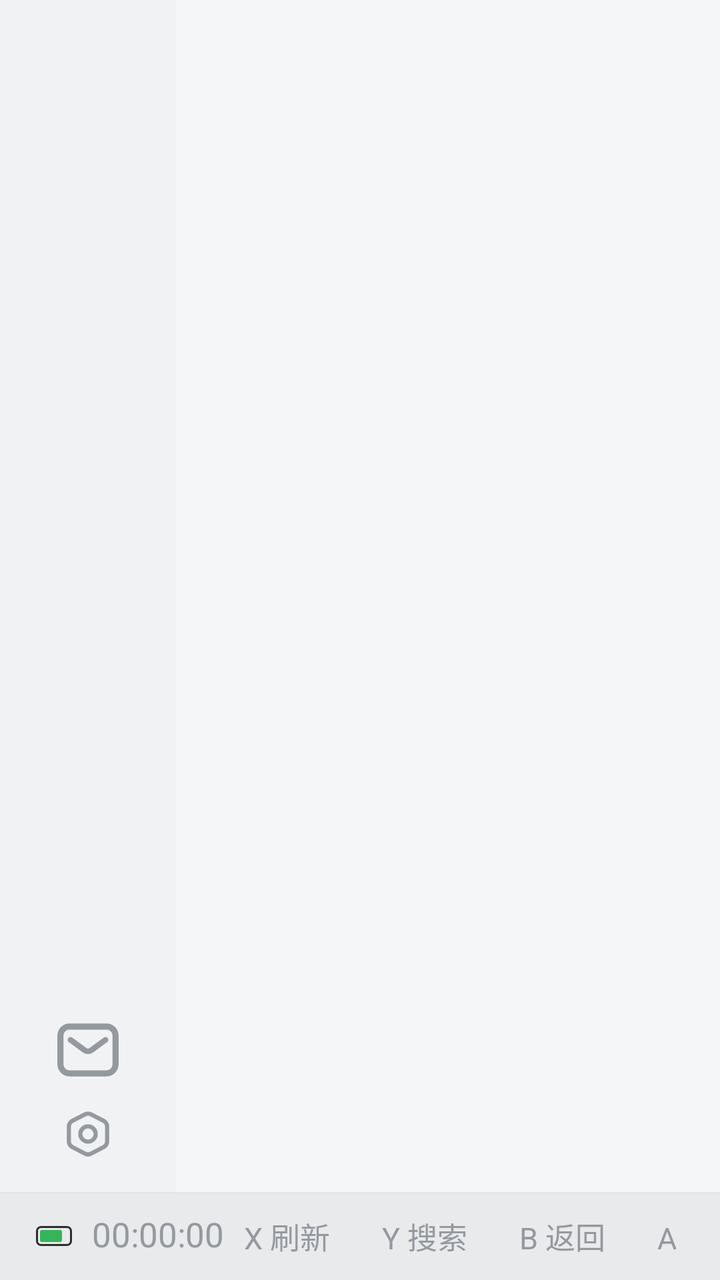
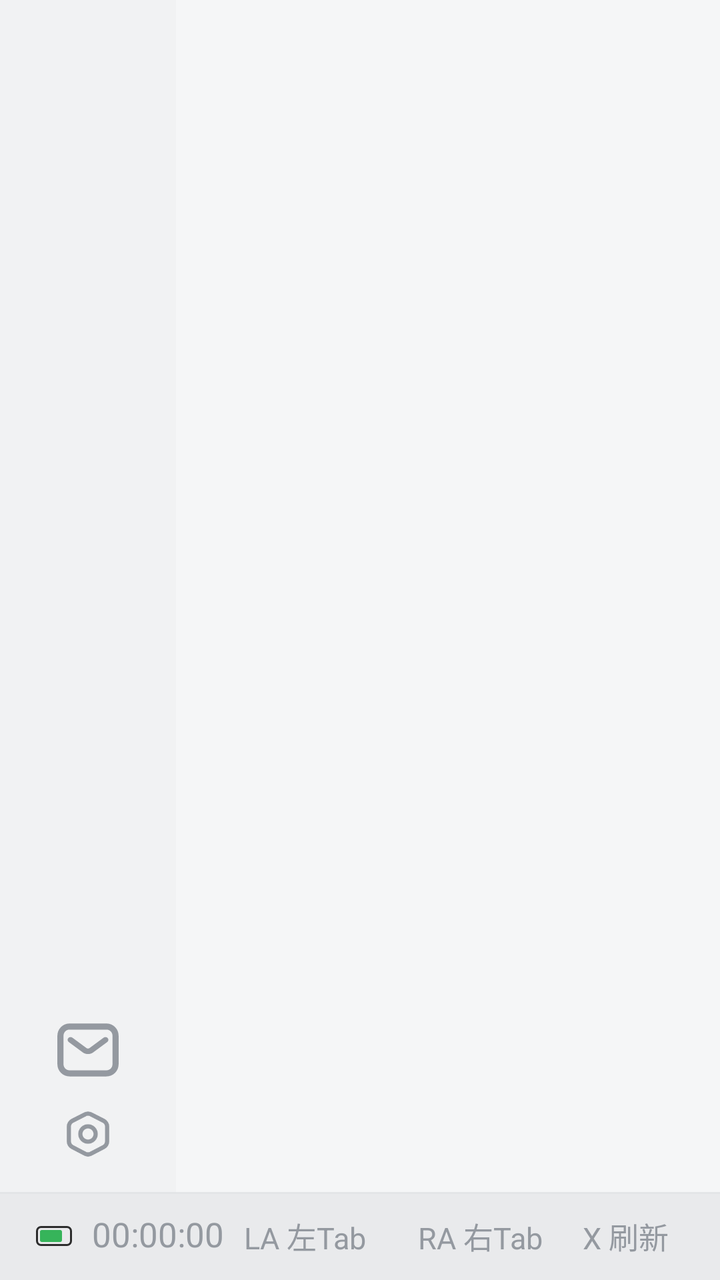

Before-and-after screenshots of an Android layout around one commit, followed by the original layout XML and the change that was made.
<!-- AndroidManifest.xml: application theme Theme.Blbl -->
<!-- res/layout/activity_main.xml -->
<?xml version="1.0" encoding="utf-8"?>
<androidx.constraintlayout.widget.ConstraintLayout xmlns:android="http://schemas.android.com/apk/res/android"
    xmlns:app="http://schemas.android.com/apk/res-auto"
    android:layout_width="match_parent"
    android:layout_height="match_parent"
    android:background="?attr/blblPageBackdrop">

    <LinearLayout
        android:id="@+id/sidebar"
        android:layout_width="@dimen/sidebar_width"
        android:layout_height="0dp"
        android:background="@color/blbl_surface_variant_wiliwili_light"
        android:clipChildren="false"
        android:orientation="vertical"
        app:layout_constraintBottom_toTopOf="@id/footer_bar"
        app:layout_constraintStart_toStartOf="parent"
        app:layout_constraintTop_toTopOf="parent">

        <com.google.android.material.imageview.ShapeableImageView
            android:id="@+id/iv_sidebar_user"
            android:layout_width="@dimen/sidebar_user_size"
            android:layout_height="@dimen/sidebar_user_size"
            android:layout_gravity="center_horizontal"
            android:layout_marginTop="@dimen/sidebar_user_margin_top"
            android:clickable="true"
            android:defaultFocusHighlightEnabled="false"
            android:focusable="true"
            android:padding="1dp"
            android:stateListAnimator="@animator/blbl_focus_scale"
            android:visibility="gone"
            android:contentDescription="@string/app_name"
            android:src="@android:drawable/sym_def_app_icon"
            app:shapeAppearanceOverlay="@style/ShapeAppearanceOverlay_Blbl_Circular"
            app:strokeColor="?attr/blblFocusStrokeColor"
            app:strokeWidth="2dp" />

        <TextView
            android:id="@+id/btn_sidebar_login"
            android:layout_width="@dimen/sidebar_login_size"
            android:layout_height="@dimen/sidebar_login_size"
            android:layout_gravity="center_horizontal"
            android:layout_marginTop="@dimen/sidebar_login_margin_top"
            android:clickable="true"
            android:focusable="true"
            android:gravity="center"
            android:includeFontPadding="false"
            android:stateListAnimator="@animator/blbl_focus_scale"
            android:text="@string/sidebar_login"
            android:textColor="?attr/blblOnPageBackdrop"
            android:textSize="@dimen/sidebar_login_text_size"
            android:visibility="gone"
            android:background="@drawable/blbl_login_circle_bg" />

        <androidx.recyclerview.widget.RecyclerView
            android:id="@+id/recycler_sidebar"
            android:layout_width="match_parent"
            android:layout_height="0dp"
            android:layout_marginTop="@dimen/sidebar_nav_margin_top"
            android:layout_weight="1"
            android:clipChildren="false"
            android:clipToPadding="false"
            android:paddingVertical="0dp" />

        <com.google.android.material.card.MaterialCardView
            android:id="@+id/btn_sidebar_inbox"
            android:layout_width="@dimen/sidebar_main_settings_size"
            android:layout_height="@dimen/sidebar_main_settings_size"
            android:layout_gravity="center_horizontal"
            android:layout_marginBottom="8dp"
            android:contentDescription="消息"
            android:clickable="true"
            android:focusable="true"
            android:stateListAnimator="@animator/blbl_focus_scale"
            android:padding="@dimen/sidebar_main_settings_padding"
            app:cardBackgroundColor="@android:color/transparent"
            app:cardCornerRadius="10dp"
            app:cardElevation="0dp"
            app:strokeColor="?attr/blblFocusStrokeFocusOnlyColor"
            app:strokeWidth="2dp">

            <ImageView
                android:layout_width="match_parent"
                android:layout_height="match_parent"
                android:contentDescription="@null"
                android:scaleType="fitCenter"
                android:src="@drawable/ic_wiliwili_inbox_centered"
                app:tint="?attr/blblOnPageBackdropSecondary" />
        </com.google.android.material.card.MaterialCardView>

        <com.google.android.material.card.MaterialCardView
            android:id="@+id/btn_sidebar_settings"
            android:layout_width="@dimen/sidebar_main_settings_size"
            android:layout_height="@dimen/sidebar_main_settings_size"
            android:layout_gravity="center_horizontal"
            android:layout_marginBottom="@dimen/sidebar_settings_margin_bottom"
            android:contentDescription="@string/tab_settings"
            android:clickable="true"
            android:focusable="true"
            android:stateListAnimator="@animator/blbl_focus_scale"
            android:padding="@dimen/sidebar_main_settings_padding"
            app:cardBackgroundColor="@android:color/transparent"
            app:cardCornerRadius="10dp"
            app:cardElevation="0dp"
            app:strokeColor="?attr/blblFocusStrokeFocusOnlyColor"
            app:strokeWidth="2dp">

            <ImageView
                android:layout_width="match_parent"
                android:layout_height="match_parent"
                android:contentDescription="@null"
                android:scaleType="fitCenter"
                android:src="@drawable/wiliwili_ico_setting"
                app:tint="?attr/blblOnPageBackdropSecondary" />
        </com.google.android.material.card.MaterialCardView>
    </LinearLayout>

    <FrameLayout
        android:id="@+id/main_container"
        android:layout_width="0dp"
        android:layout_height="0dp"
        android:background="?attr/blblContentBackground"
        app:layout_constraintBottom_toTopOf="@id/footer_bar"
        app:layout_constraintEnd_toEndOf="parent"
        app:layout_constraintStart_toEndOf="@id/sidebar"
        app:layout_constraintTop_toTopOf="parent" />

    <LinearLayout
        android:id="@+id/footer_bar"
        android:layout_width="0dp"
        android:layout_height="44dp"
        android:background="@drawable/bg_wiliwili_footer_light"
        android:gravity="center_vertical"
        android:orientation="horizontal"
        android:paddingStart="18dp"
        android:paddingEnd="22dp"
        app:layout_constraintBottom_toBottomOf="parent"
        app:layout_constraintEnd_toEndOf="parent"
        app:layout_constraintStart_toStartOf="parent">

        <View
            android:layout_width="18dp"
            android:layout_height="10dp"
            android:background="@drawable/bg_wiliwili_battery" />

        <TextClock
            android:id="@+id/footer_clock"
            android:layout_width="wrap_content"
            android:layout_height="wrap_content"
            android:layout_marginStart="10dp"
            android:format12Hour="HH:mm:ss"
            android:format24Hour="HH:mm:ss"
            android:includeFontPadding="false"
            android:textColor="?attr/blblOnPageBackdropSecondary"
            android:textSize="17sp" />

        <View
            android:layout_width="0dp"
            android:layout_height="1dp"
            android:layout_weight="1" />

        <TextView
            android:id="@+id/footer_refresh"
            android:layout_width="wrap_content"
            android:layout_height="32dp"
            android:background="@drawable/bg_wiliwili_footer_key"
            android:clickable="true"
            android:focusable="true"
            android:gravity="center"
            android:paddingHorizontal="10dp"
            android:text="X 刷新"
            android:textColor="?attr/blblOnPageBackdropSecondary"
            android:textSize="15sp" />

        <TextView
            android:id="@+id/footer_search"
            android:layout_width="wrap_content"
            android:layout_height="32dp"
            android:layout_marginStart="6dp"
            android:background="@drawable/bg_wiliwili_footer_key"
            android:clickable="true"
            android:focusable="true"
            android:gravity="center"
            android:paddingHorizontal="10dp"
            android:text="Y 搜索"
            android:textColor="?attr/blblOnPageBackdropSecondary"
            android:textSize="15sp" />

        <TextView
            android:id="@+id/footer_back"
            android:layout_width="wrap_content"
            android:layout_height="32dp"
            android:layout_marginStart="6dp"
            android:background="@drawable/bg_wiliwili_footer_key"
            android:clickable="true"
            android:focusable="true"
            android:gravity="center"
            android:paddingHorizontal="10dp"
            android:text="B 返回"
            android:textColor="?attr/blblOnPageBackdropSecondary"
            android:textSize="15sp" />

        <TextView
            android:id="@+id/footer_confirm"
            android:layout_width="wrap_content"
            android:layout_height="32dp"
            android:layout_marginStart="6dp"
            android:background="@drawable/bg_wiliwili_footer_key"
            android:clickable="true"
            android:focusable="true"
            android:gravity="center"
            android:paddingHorizontal="10dp"
            android:text="A 确定"
            android:textColor="?attr/blblOnPageBackdropSecondary"
            android:textSize="15sp" />
    </LinearLayout>

    <include
        android:id="@+id/user_info_overlay"
        layout="@layout/dialog_user_info"
        android:visibility="gone"
        app:layout_constraintBottom_toBottomOf="parent"
        app:layout_constraintEnd_toEndOf="parent"
        app:layout_constraintStart_toStartOf="parent"
        app:layout_constraintTop_toTopOf="parent" />

</androidx.constraintlayout.widget.ConstraintLayout>
<!-- res/layout/dialog_user_info.xml (included above) -->
<?xml version="1.0" encoding="utf-8"?>
<FrameLayout xmlns:android="http://schemas.android.com/apk/res/android"
    xmlns:app="http://schemas.android.com/apk/res-auto"
    android:id="@+id/overlay"
    android:layout_width="match_parent"
    android:layout_height="match_parent"
    android:background="#66000000"
    android:clickable="true"
    android:focusable="true">

    <com.google.android.material.card.MaterialCardView
        android:id="@+id/card"
        android:layout_width="300dp"
        android:layout_height="wrap_content"
        android:layout_gravity="center"
        android:layout_margin="20dp"
        app:cardBackgroundColor="?attr/blblDialogSurface"
        app:cardCornerRadius="16dp"
        app:cardUseCompatPadding="true">

        <LinearLayout
            android:id="@+id/content"
            android:layout_width="match_parent"
            android:layout_height="wrap_content"
            android:clipChildren="false"
            android:clipToPadding="false"
            android:orientation="vertical"
            android:padding="16dp">

            <LinearLayout
                android:layout_width="match_parent"
                android:layout_height="wrap_content"
                android:gravity="center_vertical"
                android:orientation="horizontal">

                <com.google.android.material.imageview.ShapeableImageView
                    android:id="@+id/iv_avatar"
                    android:layout_width="56dp"
                    android:layout_height="56dp"
                    android:contentDescription="@string/app_name"
                    android:src="@android:drawable/sym_def_app_icon"
                    app:shapeAppearanceOverlay="@style/ShapeAppearanceOverlay_Blbl_Circular" />

                <LinearLayout
                    android:layout_width="0dp"
                    android:layout_height="wrap_content"
                    android:layout_marginStart="12dp"
                    android:layout_weight="1"
                    android:orientation="vertical">

                    <TextView
                        android:id="@+id/tv_name"
                        android:layout_width="match_parent"
                        android:layout_height="wrap_content"
                        android:ellipsize="end"
                        android:maxLines="1"
                        android:textColor="?attr/colorOnSurface"
                        android:textSize="16sp"
                        android:textStyle="bold" />

                    <TextView
                        android:id="@+id/tv_mid"
                        android:layout_width="match_parent"
                        android:layout_height="wrap_content"
                        android:layout_marginTop="2dp"
                        android:textColor="?android:attr/textColorSecondary"
                        android:textSize="12sp" />
                </LinearLayout>
            </LinearLayout>

            <LinearLayout
                android:id="@+id/profile_stats_row"
                android:layout_width="match_parent"
                android:layout_height="wrap_content"
                android:layout_marginTop="14dp"
                android:clipChildren="false"
                android:clipToPadding="false"
                android:orientation="horizontal">

                <LinearLayout
                    android:id="@+id/btn_following"
                    android:layout_width="0dp"
                    android:layout_height="wrap_content"
                    android:layout_weight="1"
                    android:background="?attr/blblFocusBgRound"
                    android:clickable="true"
                    android:focusable="true"
                    android:gravity="center_horizontal"
                    android:orientation="vertical"
                    android:paddingVertical="8dp"
                    android:stateListAnimator="@animator/blbl_focus_scale">

                    <TextView
                        android:id="@+id/tv_following"
                        android:layout_width="wrap_content"
                        android:layout_height="wrap_content"
                        android:textColor="?attr/colorOnSurface"
                        android:textSize="16sp"
                        android:textStyle="bold" />

                    <TextView
                        android:id="@+id/tv_following_label"
                        android:layout_width="wrap_content"
                        android:layout_height="wrap_content"
                        android:layout_marginTop="2dp"
                        android:text="@string/label_following"
                        android:textColor="?android:attr/textColorSecondary"
                        android:textSize="12sp" />
                </LinearLayout>

                <LinearLayout
                    android:id="@+id/btn_follower"
                    android:layout_width="0dp"
                    android:layout_height="wrap_content"
                    android:layout_weight="1"
                    android:layout_marginStart="6dp"
                    android:layout_marginEnd="6dp"
                    android:background="?attr/blblFocusBgRound"
                    android:clickable="true"
                    android:focusable="true"
                    android:gravity="center_horizontal"
                    android:orientation="vertical"
                    android:paddingVertical="8dp"
                    android:stateListAnimator="@animator/blbl_focus_scale">

                    <TextView
                        android:id="@+id/tv_follower"
                        android:layout_width="wrap_content"
                        android:layout_height="wrap_content"
                        android:textColor="?attr/colorOnSurface"
                        android:textSize="16sp"
                        android:textStyle="bold" />

                    <TextView
                        android:id="@+id/tv_follower_label"
                        android:layout_width="wrap_content"
                        android:layout_height="wrap_content"
                        android:layout_marginTop="2dp"
                        android:text="@string/label_follower"
                        android:textColor="?android:attr/textColorSecondary"
                        android:textSize="12sp" />
                </LinearLayout>

                <LinearLayout
                    android:layout_width="0dp"
                    android:layout_height="wrap_content"
                    android:layout_weight="1"
                    android:gravity="center_horizontal"
                    android:orientation="vertical">

                    <TextView
                        android:id="@+id/tv_coins"
                        android:layout_width="wrap_content"
                        android:layout_height="wrap_content"
                        android:textColor="?attr/colorOnSurface"
                        android:textSize="16sp"
                        android:textStyle="bold" />

                    <TextView
                        android:id="@+id/tv_coins_label"
                        android:layout_width="wrap_content"
                        android:layout_height="wrap_content"
                        android:layout_marginTop="2dp"
                        android:text="@string/label_coins"
                        android:textColor="?android:attr/textColorSecondary"
                        android:textSize="12sp" />
                </LinearLayout>
            </LinearLayout>

            <LinearLayout
                android:id="@+id/profile_exp_row"
                android:layout_width="match_parent"
                android:layout_height="wrap_content"
                android:layout_marginTop="14dp"
                android:gravity="center_vertical"
                android:orientation="horizontal">

                <TextView
                    android:id="@+id/tv_exp"
                    android:layout_width="0dp"
                    android:layout_height="wrap_content"
                    android:layout_weight="1"
                    android:textColor="?android:attr/textColorSecondary"
                    android:textSize="12sp" />

                <TextView
                    android:id="@+id/tv_level"
                    android:layout_width="wrap_content"
                    android:layout_height="wrap_content"
                    android:textColor="?attr/colorOnSurface"
                    android:textSize="14sp"
                    android:textStyle="bold" />
            </LinearLayout>

            <com.google.android.material.progressindicator.LinearProgressIndicator
                android:id="@+id/progress_exp"
                android:layout_width="match_parent"
                android:layout_height="wrap_content"
                android:layout_marginTop="8dp"
                app:indicatorColor="?attr/blblAccent"
                app:trackColor="?attr/colorSurface" />

            <TextView
                android:id="@+id/btn_switch_account"
                android:layout_width="match_parent"
                android:layout_height="wrap_content"
                android:layout_marginTop="14dp"
                android:background="?attr/blblFocusBgRound"
                android:clickable="true"
                android:focusable="true"
                android:gravity="center"
                android:paddingVertical="10dp"
                android:stateListAnimator="@animator/blbl_focus_scale"
                android:text="@string/action_switch_account"
                android:textColor="?attr/colorOnSurface"
                android:textSize="14sp"
                android:textStyle="bold" />

            <LinearLayout
                android:id="@+id/account_switch_panel"
                android:layout_width="match_parent"
                android:layout_height="wrap_content"
                android:layout_marginTop="14dp"
                android:orientation="vertical"
                android:visibility="gone">

                <LinearLayout
                    android:id="@+id/account_list"
                    android:layout_width="match_parent"
                    android:layout_height="wrap_content"
                    android:layout_marginTop="6dp"
                    android:clipChildren="false"
                    android:clipToPadding="false"
                    android:orientation="vertical" />

                <TextView
                    android:id="@+id/btn_add_account"
                    android:layout_width="match_parent"
                    android:layout_height="wrap_content"
                    android:layout_marginHorizontal="@dimen/focus_safe_padding_h"
                    android:layout_marginTop="8dp"
                    android:background="?attr/blblFocusBgRound"
                    android:clickable="true"
                    android:focusable="true"
                    android:gravity="center"
                    android:paddingVertical="10dp"
                    android:stateListAnimator="@animator/blbl_focus_scale"
                    android:text="@string/action_add_account"
                    android:textColor="?attr/colorOnSurface"
                    android:textSize="14sp"
                    android:textStyle="bold" />
            </LinearLayout>

            <TextView
                android:id="@+id/btn_logout"
                android:layout_width="match_parent"
                android:layout_height="wrap_content"
                android:layout_marginTop="14dp"
                android:background="@drawable/blbl_focus_bg_round_danger"
                android:clickable="true"
                android:focusable="true"
                android:gravity="center"
                android:paddingVertical="10dp"
                android:stateListAnimator="@animator/blbl_focus_scale"
                android:text="@string/action_logout"
                android:textColor="@color/blbl_red"
                android:textSize="14sp"
                android:textStyle="bold" />

            <ProgressBar
                android:id="@+id/pb_loading"
                style="?android:attr/progressBarStyleSmall"
                android:layout_width="wrap_content"
                android:layout_height="wrap_content"
                android:layout_gravity="center_horizontal"
                android:layout_marginTop="16dp"
                android:visibility="gone" />
        </LinearLayout>
    </com.google.android.material.card.MaterialCardView>
</FrameLayout>
<!-- resources referenced by this layout -->
<resources>
  <color name="blbl_red">#FF4D4F</color>
  <color name="blbl_surface_variant_wiliwili_light">#F1F2F3</color>
  <dimen name="focus_safe_padding_h">8dp</dimen>
  <dimen name="sidebar_login_margin_top">12dp</dimen>
  <dimen name="sidebar_login_size">56dp</dimen>
  <dimen name="sidebar_login_text_size">16sp</dimen>
  <dimen name="sidebar_main_settings_padding">4.5dp</dimen>
  <dimen name="sidebar_main_settings_size">34dp</dimen>
  <dimen name="sidebar_nav_margin_top">16dp</dimen>
  <dimen name="sidebar_settings_margin_bottom">12dp</dimen>
  <dimen name="sidebar_user_margin_top">12dp</dimen>
  <dimen name="sidebar_user_size">48dp</dimen>
  <dimen name="sidebar_width">88dp</dimen>
  <!-- drawable bg_wiliwili_footer_light (drawable) -->
  <?xml version="1.0" encoding="utf-8"?>
  <layer-list xmlns:android="http://schemas.android.com/apk/res/android">
      <item>
          <shape android:shape="rectangle">
              <solid android:color="@color/blbl_footer_wiliwili_light" />
          </shape>
      </item>
      <item android:gravity="top" android:height="1dp">
          <shape android:shape="rectangle">
              <solid android:color="@color/blbl_line_wiliwili_light" />
          </shape>
      </item>
  </layer-list>
  <string name="action_add_account">添加帐号</string>
  <string name="action_logout">退出登录</string>
  <string name="action_switch_account">切换帐号</string>
  <string name="app_name">wiliwili POC</string>
  <string name="label_coins">银币</string>
  <string name="label_follower">粉丝</string>
  <string name="label_following">关注</string>
  <string name="sidebar_login">登录</string>
  <string name="tab_settings">设置</string>
  <style name="ShapeAppearanceOverlay_Blbl_Circular">
          <item name="cornerFamily">rounded</item>
          <item name="cornerSize">50%</item>
      </style>
  <style name="Theme.Blbl" parent="Theme.Blbl.Base.WiliWiliLight">
          <item name="blblAccent">@color/blbl_purple</item>
          <item name="blblAccentContainer">@color/blbl_accent_violet_container</item>
          <item name="blblAccentWeak">@color/blbl_accent_violet_weak</item>
          <item name="blblAccentPressed">@color/blbl_accent_violet_pressed</item>
      </style>
  <color name="blbl_accent_wiliwili_container">#33FF6699</color>
  <color name="blbl_accent_wiliwili">#FF6699</color>
  <color name="blbl_accent_wiliwili_weak">#66FF6699</color>
  <color name="blbl_footer_wiliwili_light">#E9EAEC</color>
  <color name="blbl_line_wiliwili_light">#E3E5E7</color>
  <color name="blbl_purple">#8A2BE2</color>
  <color name="blbl_accent_violet_container">#338A2BE2</color>
  <color name="blbl_accent_violet_weak">#668A2BE2</color>
  <color name="blbl_accent_violet_pressed">#808A2BE2</color>
  <color name="blbl_surface_wiliwili_light">#FFFFFFFF</color>
  <color name="blbl_text_wiliwili_light">#18191C</color>
  <color name="blbl_bg_wiliwili_light">#F5F6F7</color>
  <color name="blbl_text_secondary_wiliwili_light">#9499A0</color>
  <color name="blbl_accent_wiliwili_pressed">#80FF6699</color>
  <style name="Widget.Blbl.MaterialAlertDialog.Title.Text" parent="MaterialAlertDialog.MaterialComponents.Title.Text">
          <item name="android:textColor">?attr/colorOnSurface</item>
      </style>
  <style name="Widget.Blbl.MaterialAlertDialog.Body.Text" parent="MaterialAlertDialog.MaterialComponents.Body.Text">
          <item name="android:textColor">?android:attr/textColorSecondary</item>
      </style>
  <style name="Widget.Blbl.Dialog.ListView" parent="Widget.AppCompat.ListView">
          <item name="android:listSelector">?attr/blblFocusListSelectorRound</item>
          <item name="android:divider">@android:color/transparent</item>
          <item name="android:dividerHeight">0dp</item>
          <item name="android:cacheColorHint">@android:color/transparent</item>
      </style>
  <!-- unchanged entries left out for length: 13 -->
</resources>

<!-- the commit's change to res/layout/activity_main.xml (unified diff, before → after) -->
@@ -157,6 +157,33 @@
             android:layout_width="0dp"
             android:layout_height="1dp"
             android:layout_weight="1" />
+
+        <TextView
+            android:id="@+id/footer_prev_tab"
+            android:layout_width="wrap_content"
+            android:layout_height="32dp"
+            android:background="@drawable/bg_wiliwili_footer_key"
+            android:clickable="true"
+            android:focusable="true"
+            android:gravity="center"
+            android:paddingHorizontal="10dp"
+            android:text="LA 左Tab"
+            android:textColor="?attr/blblOnPageBackdropSecondary"
+            android:textSize="15sp" />
+
+        <TextView
+            android:id="@+id/footer_next_tab"
+            android:layout_width="wrap_content"
+            android:layout_height="32dp"
+            android:layout_marginStart="6dp"
+            android:background="@drawable/bg_wiliwili_footer_key"
+            android:clickable="true"
+            android:focusable="true"
+            android:gravity="center"
+            android:paddingHorizontal="10dp"
+            android:text="RA 右Tab"
+            android:textColor="?attr/blblOnPageBackdropSecondary"
+            android:textSize="15sp" />
 
         <TextView
             android:id="@+id/footer_refresh"
